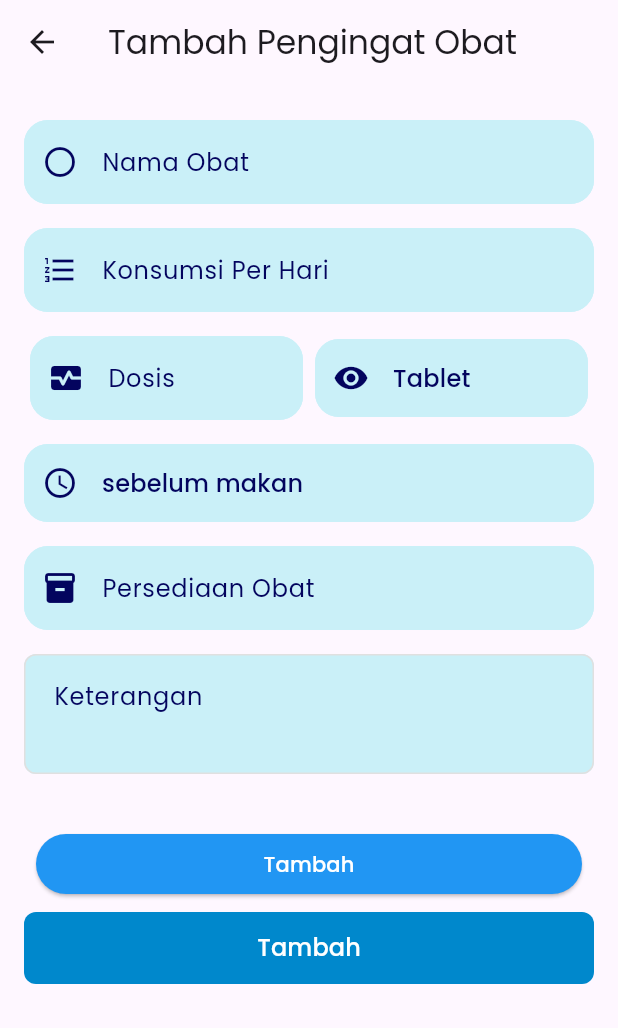
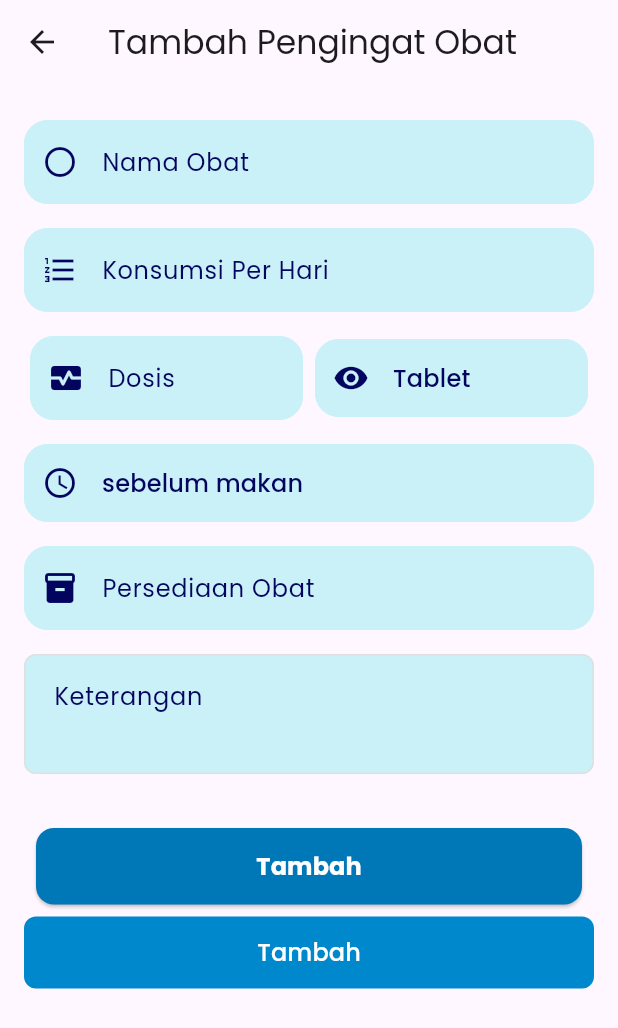
Before and after one commit to lutzzzx/medal, a Flutter app: the AddReminderView screen opened by its route, on a phone screen of 412 x 824 dp. Shown: the top 1028 px of the screen. Run offline on Flutter 3.47's test engine with Material 3 defaults, Android fonts, the phone set to English and light mode, and no system bars; our stand-ins replace cloud_firestore, firebase_auth, firebase_core, flutter_local_notifications, get, google_fonts and 4 more; accounts and stored records are empty.

Commit message:
fix widgets

```diff
--- a/lib/widgets/custom_text_form_field.dart
+++ b/lib/widgets/custom_text_form_field.dart
@@ -1,6 +1,6 @@
 import 'package:flutter/material.dart';
 
-class CustomTextFormField extends StatelessWidget {
+class CustomTextFormField extends StatefulWidget {
   final Icon icon;
   final TextEditingController controller;
   final String labelText;
--- a/lib/widgets/expanded_button.dart
+++ b/lib/widgets/expanded_button.dart
@@ -22,11 +22,19 @@ class ExpandedButton extends StatelessWidget {
             child: ElevatedButton(
               onPressed: press1,
               style: ElevatedButton.styleFrom(
-                backgroundColor: Colors.blue, // Warna merah untuk tombol Hapus
+                backgroundColor: const Color(0xFF0077B6),
+                padding: const EdgeInsets.symmetric(vertical: 14.0),
+                shape: RoundedRectangleBorder(
+                  borderRadius: BorderRadius.circular(12.0),
+                ),
               ),
               child: Text(
                 text1,
-                style: const TextStyle(color: Colors.white),
+                style: const TextStyle(
+                  color: Colors.white,
+                  fontSize: 16.0,
+                  fontWeight: FontWeight.bold,
+                ),
               ),
             ),
           ),
```
Also changed, not shown: lib/widgets/hapus_ubah.dart (+82 -9 lines).
